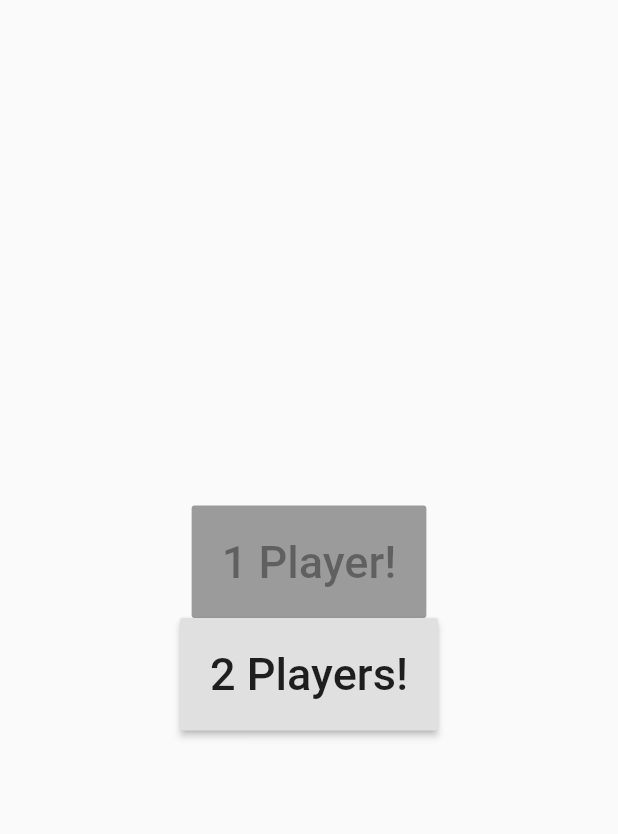
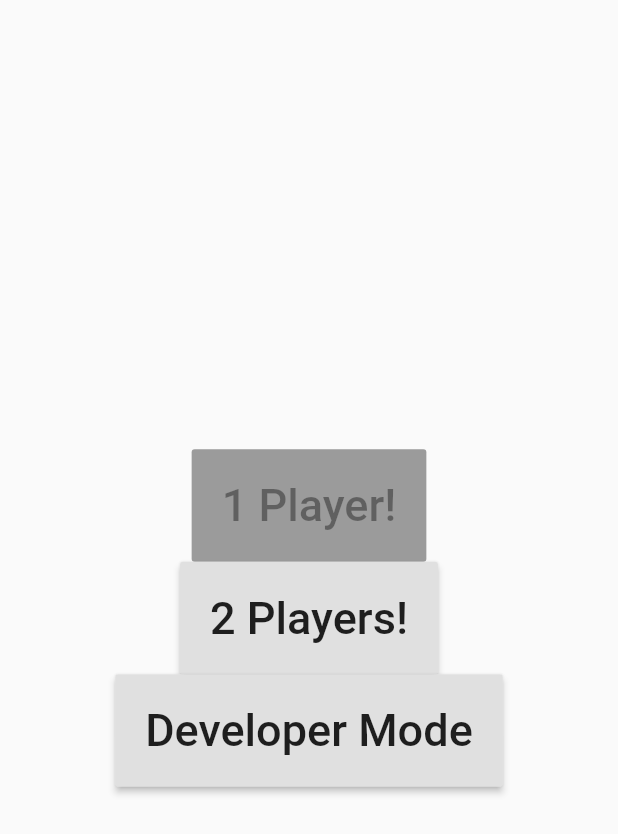
Before and after one commit to KashifIV/UofTHacks, a Flutter app: the screen it shows after launch, on a phone screen of 412 x 824 dp. Shown: the top 834 px of the screen. Run offline on Flutter 3.47's test engine with Material 2 defaults, Android fonts, the phone set to English and light mode, and no system bars; our stand-ins replace image_picker; missing offline and left inert: flutter_ibm_watson.

```diff
--- /dev/null
+++ b/uofthacks/lib/domain/test_model.dart
@@ -0,0 +1,15 @@
+import 'package:scoped_model/scoped_model.dart';
+import 'package:uofthacks/data/card.dart';
+class TestModel extends Model{
+  int _counter = 0;
+
+  int get counter => _counter;
+
+  void increment() {
+    // First, increment the counter
+    _counter++;
+
+    // Then notify all the listeners.
+    notifyListeners();
+  }
+}
--- a/uofthacks/lib/ui/home_page.dart
+++ b/uofthacks/lib/ui/home_page.dart
@@ -2,6 +2,8 @@ import 'package:flutter/material.dart';
 import 'package:scoped_model/scoped_model.dart';
 import 'package:uofthacks/domain/view_model.dart';
 import 'package:uofthacks/ui/two_player_page.dart';
+import 'package:uofthacks/domain/test_model.dart';
+import 'package:uofthacks/ui/test_page.dart';
 class HomePage extends StatefulWidget{
   _HomePage createState() => _HomePage();
 }
@@ -34,7 +36,18 @@ class _HomePage extends State<HomePage>{
                     ),
                   ),
                   padding: EdgeInsets.all(20.0),
-                )
+                ),
+                RaisedButton(
+                  onPressed:() => Navigator.push(context, MaterialPageRoute(builder: (context)=>
+                    ScopedModel<TestModel>(model: TestModel(), child:TestPage()))),
+                  child: Text(
+                    'Developer Mode',
+                    style: TextStyle(
+                      fontSize: 30,
+                    ),
+                  ),
+                  padding: EdgeInsets.all(20.0),
+                ),
               ],
             ),
           ),
--- a/uofthacks/lib/ui/two_player_page.dart
+++ b/uofthacks/lib/ui/two_player_page.dart
@@ -16,7 +16,6 @@ class _TwoPlayerPage extends State<TwoPlayerPage>{
     });
     model.card = FlashCard(image);
     model.card.generateWords();
-
   }
   Widget showImage(){
     if (_image == null){
```
Also changed, not shown: uofthacks/lib/ui/test_page.dart (added, +64 -0 lines).
